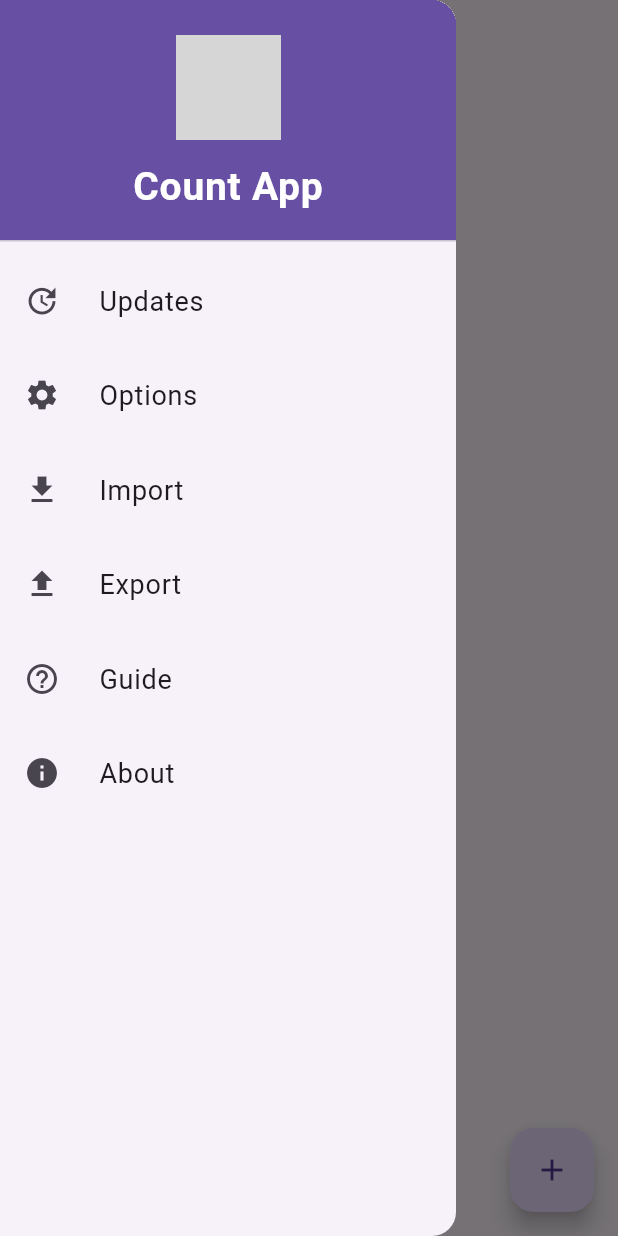
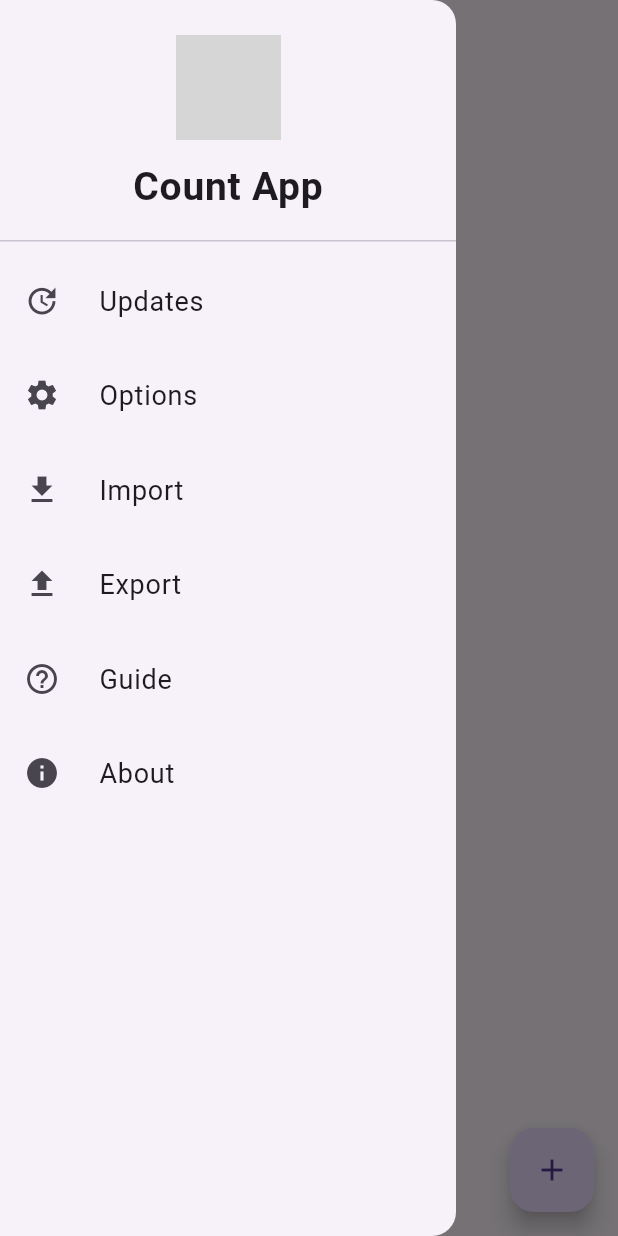
Before and after one commit to KingBenny101/countapp, a Flutter app: the screen it shows after launch, with the side drawer open, on a phone screen of 412 x 824 dp. Run offline on Flutter 3.47's test engine with Material 3 defaults, Android fonts, the phone set to English and light mode, and no system bars; drawn by our look-alikes of toastification; our stand-ins replace connectivity_plus, file_picker, fl_chart, font_awesome_flutter, hive_ce, hive_ce_flutter and 4 more; accounts and stored records are empty; statements that could not run were skipped; grey boxes are pictures that could not be loaded.

Commit message:
Remove unused DrawerHeader decoration and color for cleaner HomePage code

```diff
--- a/lib/screens/home_page.dart
+++ b/lib/screens/home_page.dart
@@ -320,8 +320,6 @@ class HomePageState extends State<HomePage> {
             child: Column(
               children: [
                 DrawerHeader(
-                  decoration:
-                      BoxDecoration(color: Theme.of(context).primaryColor),
                   child: Center(
                     child: Column(
                       mainAxisAlignment: MainAxisAlignment.center,
@@ -340,7 +338,6 @@ class HomePageState extends State<HomePage> {
                           style: TextStyle(
                             fontSize: 26,
                             fontWeight: FontWeight.w600,
-                            color: Colors.white,
                           ),
                         ),
                       ],
```
